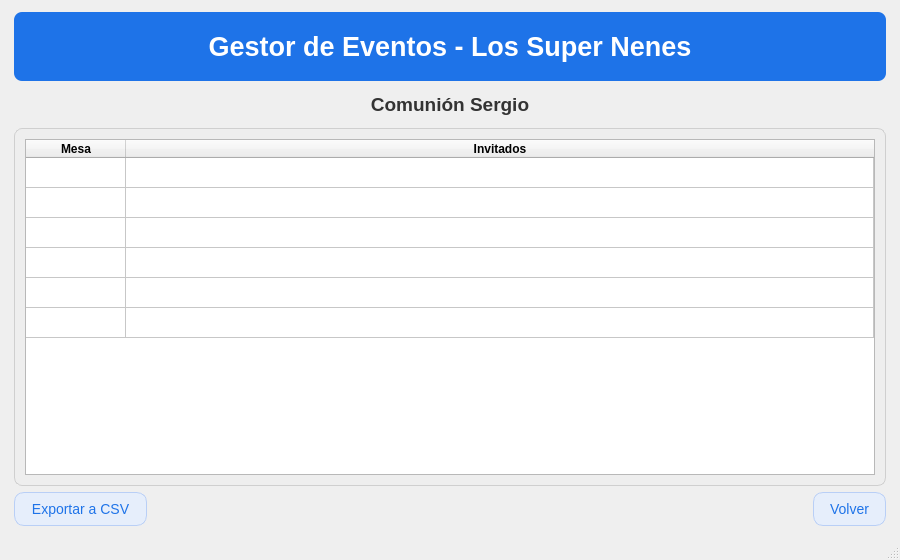
First picture: the form in interfazes/.ui/home-evento-listado_mesas.ui, repository moramirete/organizadorEventos, before the edit.
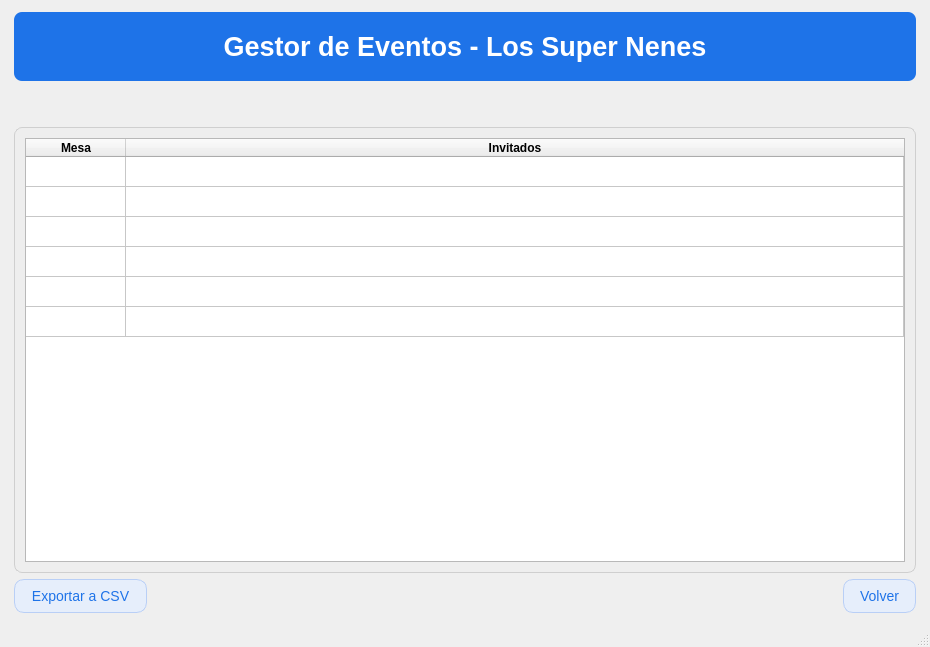
Second picture: the form after the edit.

Commit message: Cambios interfaz

Diff of the .ui file:
```diff
--- a/interfazes/.ui/home-evento-listado_mesas.ui
+++ b/interfazes/.ui/home-evento-listado_mesas.ui
@@ -6,8 +6,8 @@
    <rect>
     <x>0</x>
     <y>0</y>
-    <width>900</width>
-    <height>560</height>
+    <width>930</width>
+    <height>647</height>
    </rect>
   </property>
   <property name="windowTitle">
@@ -53,7 +53,7 @@
        <string notr="true">QLabel{font-size:14pt; font-weight:600; color:#333; margin:6px 0;}</string>
       </property>
       <property name="text">
-       <string>Comunión Sergio</string>
+       <string/>
       </property>
       <property name="alignment">
        <set>Qt::AlignCenter</set>
```
The commit also changes 1 other file.
